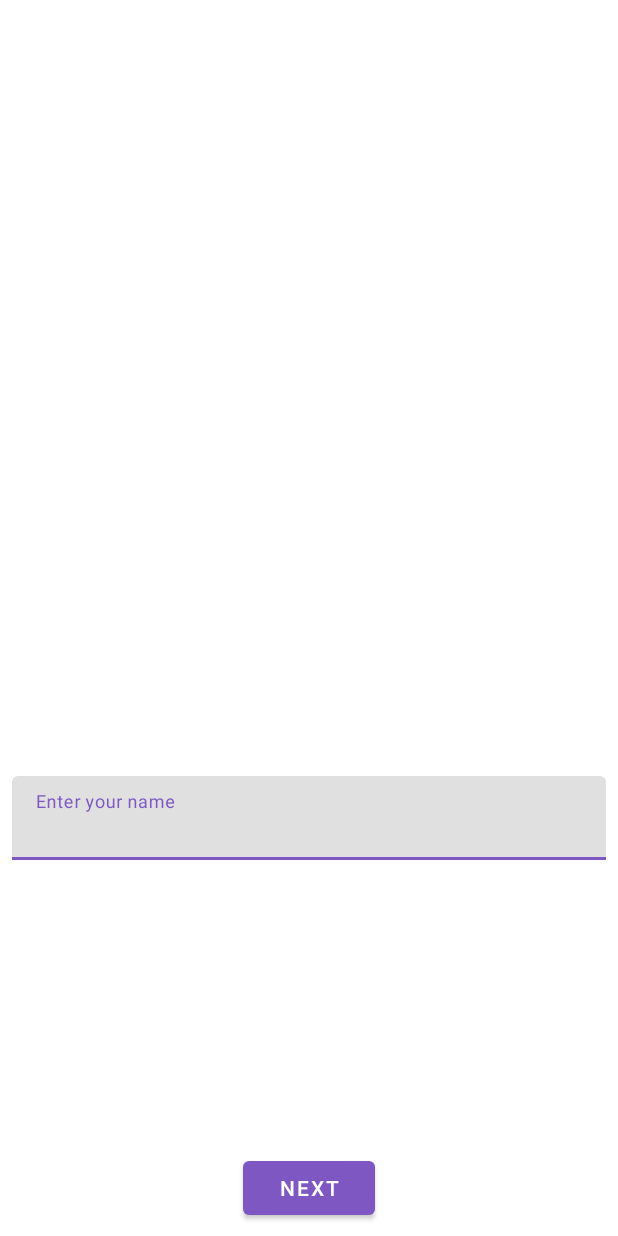
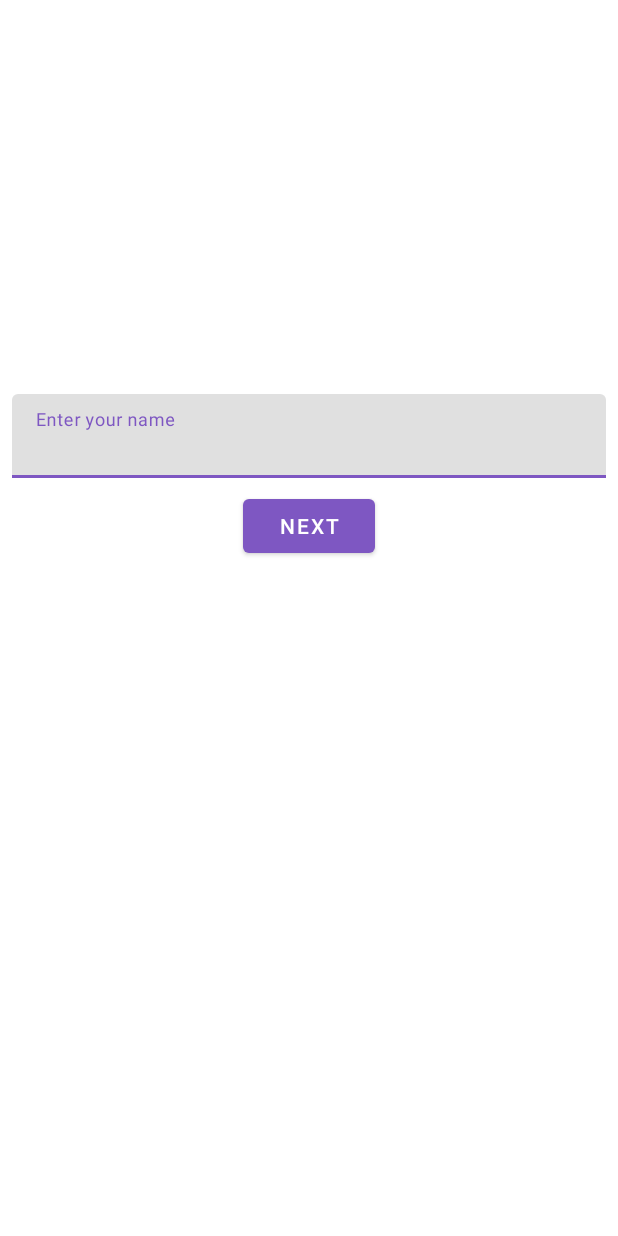
Before and after one commit to rpezzuti/DailyDose, an Android app: the screen it shows after launch (SetupActivity), on a phone screen of 412 x 824 dp. Run offline under Robolectric (Android 15) with nearby library versions, the phone set to English and light mode, and no system bars; our stand-ins replace Room's generated code, Timber, data binding; plain views replace FadingTextView.

Commit message:
moved button in setup name fragment and removed top hello text view

```diff
--- a/app/src/main/java/rhett/pezzuti/dailydose/fragments/SetupNameFragment.kt
+++ b/app/src/main/java/rhett/pezzuti/dailydose/fragments/SetupNameFragment.kt
@@ -57,7 +57,7 @@ class SetupNameFragment : Fragment() {
         fadeInOut.addAnimation(fadeIn)
         fadeInOut.addAnimation(fadeOut)
 
-        binding.textSetupHello.startAnimation(fadeInOut)
+        // binding.textSetupHello.startAnimation(fadeInOut)
 
 
 
--- a/app/src/main/res/layout/fragment_setup_name.xml
+++ b/app/src/main/res/layout/fragment_setup_name.xml
@@ -14,18 +14,6 @@
         android:layout_height="match_parent"
         tools:context=".fragments.SetupNameFragment">
 
-        <TextView
-            android:id="@+id/text_setup_hello"
-            android:layout_width="wrap_content"
-            android:layout_height="wrap_content"
-            android:layout_marginTop="@dimen/margin_small"
-            android:text="@string/text_hello"
-            android:textSize="44sp"
-            android:textColor="@color/black"
-            app:layout_constraintEnd_toEndOf="parent"
-            app:layout_constraintStart_toStartOf="parent"
-            app:layout_constraintTop_toTopOf="parent" />
-
 
         <!-- app:texts wants an ARRAY resource type, even though we named it ARRAYS -->
         <!-- app:timeout is in milliseconds -->
@@ -33,7 +21,7 @@
             android:id="@+id/setup_fading_text"
             android:layout_width="wrap_content"
             android:layout_height="wrap_content"
-            android:layout_marginTop="100dp"
+            android:layout_marginTop="@dimen/margin_large"
             app:texts="@array/welcome_text"
             app:timeout="1000"
             android:textSize="44sp"
@@ -49,7 +37,7 @@
             android:layout_width="0dp"
             android:layout_height="wrap_content"
             android:layout_margin="@dimen/margin_small"
-            app:layout_constraintBottom_toTopOf="@+id/btn_setup_next"
+
             app:layout_constraintEnd_toEndOf="parent"
             app:layout_constraintStart_toStartOf="parent"
             app:layout_constraintTop_toBottomOf="@+id/setup_fading_text">
@@ -67,12 +55,12 @@
             android:id="@+id/btn_setup_next"
             android:layout_width="wrap_content"
             android:layout_height="wrap_content"
+            android:layout_margin="@dimen/margin_small"
+            android:onClick="@{() -> setupNameViewModelXML.navigatePreferences()}"
             android:text="@string/button_next"
-            android:layout_marginBottom="@dimen/margin_small"
-            android:onClick="@{() -> setupNameViewModelXML.navigatePreferences()}"
-            app:layout_constraintBottom_toBottomOf="parent"
             app:layout_constraintEnd_toEndOf="parent"
-            app:layout_constraintStart_toStartOf="parent" />
+            app:layout_constraintStart_toStartOf="parent"
+            app:layout_constraintTop_toBottomOf="@+id/setup_input_layout" />
 
     </androidx.constraintlayout.widget.ConstraintLayout>
 </layout>
```
